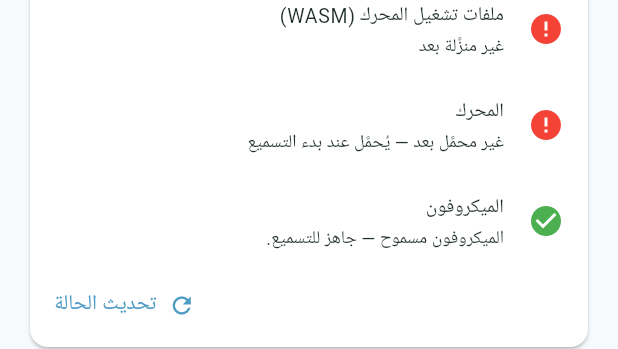
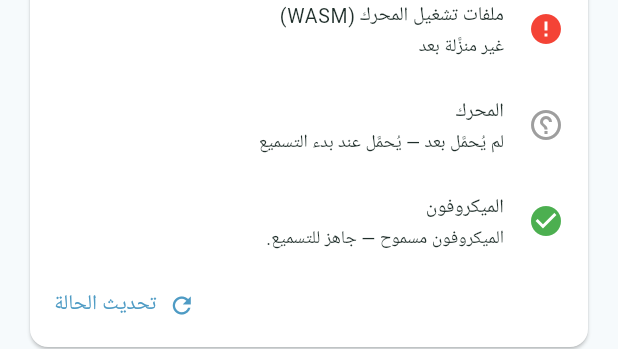
Before and after one commit to ezzaldeenmansour123/Tilawa-Pro, a Flutter app: the RecitationScreen widget shown alone on an empty page, opened directly, on a phone screen of 412 x 824 dp. Shown: the part 151-500 px from the top of the screen. Run offline on Flutter 3.47's test engine with Material 3 defaults, Android fonts, the phone set to English and light mode, and no system bars; our stand-ins replace file_picker, flutter_local_notifications, flutter_timezone, just_audio, material_ui, permission_handler and 4 more; missing offline and left inert: sqlite3; accounts and stored records are empty.

Commit message:
Add files via upload

```diff
--- a/lib/features/recitation/screens/recitation_screen.dart
+++ b/lib/features/recitation/screens/recitation_screen.dart
@@ -67,6 +67,11 @@ class _RecitationScreenState extends State<RecitationScreen> {
   String? _error;
   int? _lastLoadMs;
   bool _progressLoaded = false;
+
+  /// True once a load has actually been attempted (Phase 2, 2.3): before
+  /// the first load the engine row is neutral grey («لم يُحمَّل بعد»),
+  /// NOT red — red before any attempt wrongly suggested a failure.
+  bool _engineLoadAttempted = false;
 
   @override
   void initState() {
@@ -148,7 +153,10 @@ class _RecitationScreenState extends State<RecitationScreen> {
       int? loadMs;
       if (!_engineReady) {
         if (mounted) {
-          setState(() => _loadingLabel = 'جارٍ تحميل النموذج…');
+          setState(() {
+            _loadingLabel = 'جارٍ تحميل النموذج…';
+            _engineLoadAttempted = true;
+          });
         }
         final t0 = DateTime.now();
         // onStage mirrors the engine's progress step by step, so a hang
@@ -367,9 +375,11 @@ class _RecitationScreenState extends State<RecitationScreen> {
               title: 'المحرك',
               subtitle: _engineReady
                   ? 'محمَّل (${widget.engine.loadedTier})'
-                  : 'غير محمَّل بعد — يُحمَّل عند بدء التسميع',
+                  : 'لم يُحمَّل بعد — يُحمَّل عند بدء التسميع',
               ok: _engineReady,
-              unknown: false,
+              // Neutral grey before the first load attempt (2.3e): red
+              // here used to suggest a failure when nothing had failed.
+              unknown: !_engineReady && !_engineLoadAttempted,
             ),
             _checkRow(
               title: 'الميكروفون',
```
Also changed, not shown: lib/features/recitation/screens/model_screen.dart (+37 -2 lines).
